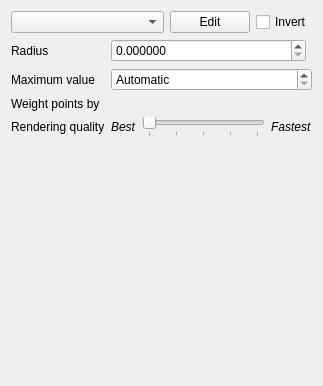
This is src/ui/symbollayer/qgsheatmaprendererwidgetbase.ui in qgis/QGIS as Qt 5 draws it before an edit. The edited form follows.
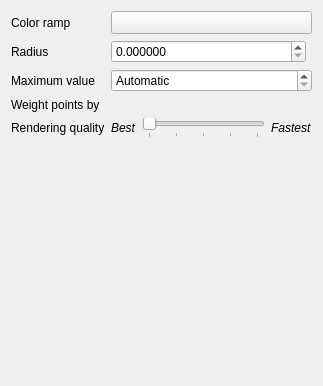
This is the edited form. Custom widgets are drawn as their Qt base class.

Commit message: [symblogy] migrate heatmap renderer color ramp widget

What changed in the file:
```diff
--- a/src/ui/symbollayer/qgsheatmaprendererwidgetbase.ui
+++ b/src/ui/symbollayer/qgsheatmaprendererwidgetbase.ui
@@ -112,32 +112,34 @@
      </item>
     </layout>
    </item>
-   <item row="0" column="0" colspan="3">
-    <layout class="QHBoxLayout" name="horizontalLayout" stretch="1,0,0">
-     <item>
-      <widget class="QgsColorRampComboBox" name="mRampComboBox"/>
-     </item>
-     <item>
-      <widget class="QPushButton" name="mButtonEditRamp">
+   <item row="0" column="0">
+    <widget class="QLabel" name="label_7">
+     <property name="text">
+      <string>Color ramp</string>
+     </property>
+    </widget>   
+   </item>
+   <item row="0" column="1" colspan="2">
+    <widget class="QgsColorRampButton" name="btnColorRamp">
+     <property name="sizePolicy">
+      <sizepolicy hsizetype="Expanding" vsizetype="Fixed">
+       <horstretch>0</horstretch>
+       <verstretch>0</verstretch>
+      </sizepolicy>
+     </property>
+     <property name="minimumSize">
+      <size>
+       <width>120</width>
+       <height>0</height>
+      </size>
+     </property>
        <property name="maximumSize">
         <size>
-         <width>100</width>
+       <width>16777215</width>
          <height>16777215</height>
         </size>
        </property>
-       <property name="text">
-        <string>Edit</string>
-       </property>
-      </widget>
-     </item>
-     <item>
-      <widget class="QCheckBox" name="mInvertCheckBox">
-       <property name="text">
-        <string>Invert</string>
-       </property>
-      </widget>
-     </item>
-    </layout>
+    </widget>
    </item>
    <item row="2" column="0">
     <widget class="QLabel" name="label">
@@ -219,9 +221,10 @@
    <container>1</container>
   </customwidget>
   <customwidget>
-   <class>QgsColorRampComboBox</class>
-   <extends>QComboBox</extends>
-   <header>qgscolorrampcombobox.h</header>
+   <class>QgsColorRampButton</class>
+   <extends>QToolButton</extends>
+   <header>qgscolorrampbutton.h</header>
+   <container>1</container>
   </customwidget>
  </customwidgets>
  <tabstops>
```
Left out of the diff: 4 changed lines with no effect on the pictures. Lines whose indentation alone changed are shown as unchanged. The commit also changes 5 other files.
